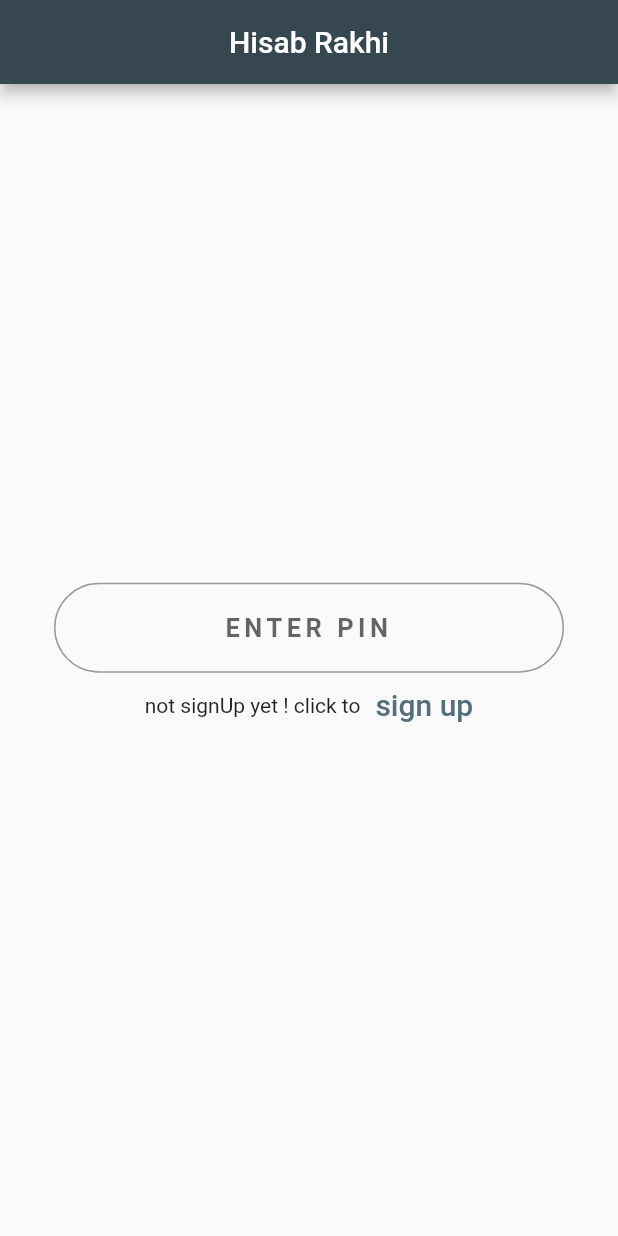
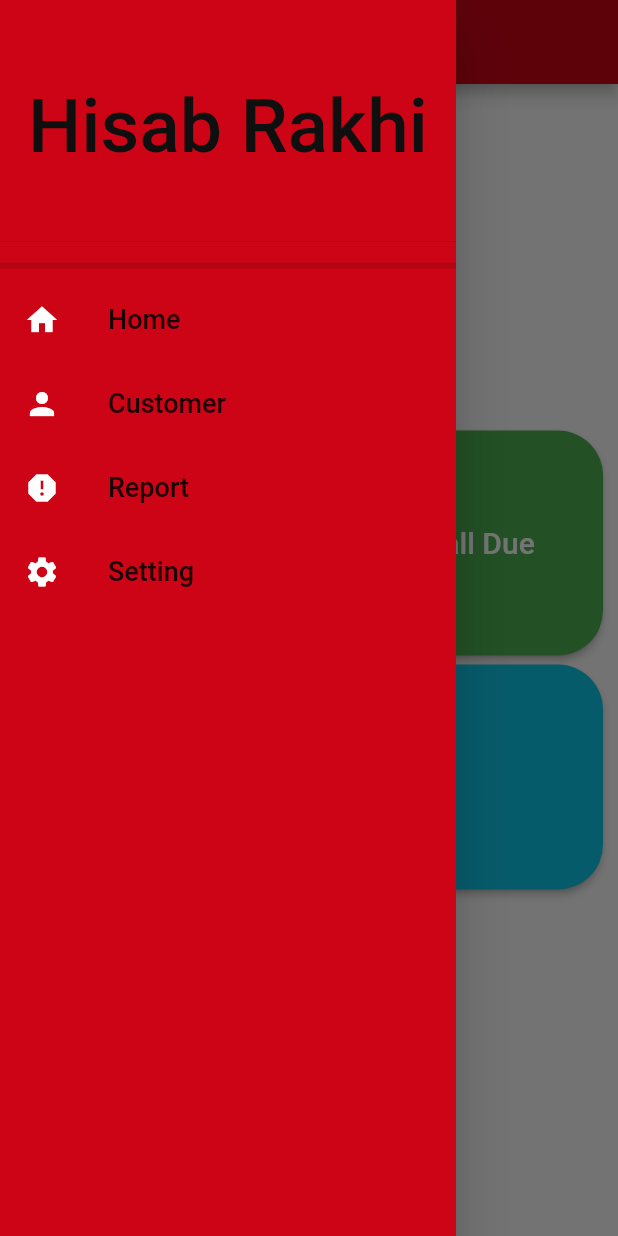
Before and after one commit to AsiFmahmud10/3.1-Project_HISAB_RAKHI, a Flutter app: the screen it shows after launch, with the side drawer open (before the commit the screen has no drawer), on a phone screen of 412 x 824 dp. Run offline on Flutter 3.47's test engine with Material 2 defaults, Android fonts, the phone set to English and light mode, and no system bars; our stand-ins replace hive, hive_flutter; accounts and stored records are empty.

Commit message:
add menu

```diff
--- a/lib/_signup.dart
+++ b/lib/_signup.dart
@@ -1,6 +1,5 @@
-
-
 import 'package:flutter/cupertino.dart';
+import 'package:hisab_khata/menu.dart';
 import 'package:flutter/material.dart';
 import 'package:hisab_khata/custom/_input.dart';
 import 'package:hive/hive.dart';
@@ -15,7 +14,6 @@ class SignUp extends StatefulWidget {
 }
 
 class _SignUpState extends State<SignUp> {
-
   late Box<UserData> userData;
   @override
   void initState() {
@@ -23,26 +21,23 @@ class _SignUpState extends State<SignUp> {
     initUser();
   }
 
-  void initUser ()async {
+  void initUser() async {
     userData = await Hive.openBox('userData');
+  }
 
-  }
-  void addUser(UserData user)async{
+  void addUser(UserData user) async {
     await userData.add(user);
   }
 
-void getUserData(){
-  print(userData.get(0)!.username);
-}
-
-
+  void getUserData() {
+    print(userData.get(0)!.username);
+  }
 
   @override
-  Widget build(BuildContext context){
+  Widget build(BuildContext context) {
     return Scaffold(
       appBar: AppBar(
         backgroundColor: Colors.blueGrey[800],
-
         title: const Center(
           child: Text(
             'HISAB RAKHI',
@@ -53,57 +48,66 @@ void getUserData(){
         child: Container(
           width: 336,
           child: Column(
-
             mainAxisAlignment: MainAxisAlignment.center,
             children: <Widget>[
-
-              CustomInput(hint : "Email",label: 'Email',),
-              CustomInput(hint : "Phone Number",label: 'Phone Number',),
-              CustomInput(hint : "Pin",label: 'Pin',password: true),
-              CustomInput(hint : "Confirm Pin",label: 'Confirm Pin',password: true),
-
+              CustomInput(
+                hint: "Email",
+                label: 'Email',
+              ),
+              CustomInput(
+                hint: "Phone Number",
+                label: 'Phone Number',
+              ),
+              CustomInput(hint: "Pin", label: 'Pin', password: true),
+              CustomInput(
+                  hint: "Confirm Pin", label: 'Confirm Pin', password: true),
               Container(
-                margin: EdgeInsets.only(top:30),
+                margin: EdgeInsets.only(top: 30),
                 width: 150,
                 height: 50,
                 child: TextButton(
-                    onPressed: (){
-                      addUser( new UserData("asif","asif","asif"));
-                    },
-                    child: Text("Confirm",
-                    style: TextStyle(color: Colors.blueGrey),),
+                  onPressed: () {
+                    addUser(new UserData("asif", "asif", "asif"));
+                  },
+                  child: Text(
+                    "Confirm",
+                    style: TextStyle(color: Colors.blueGrey),
+                  ),
                   style: ElevatedButton.styleFrom(
-                    side: BorderSide(width: 2,color: Colors.grey) ,
-                    shape: RoundedRectangleBorder(borderRadius: BorderRadius.circular(20)),
-                    primary: Colors.white,
-                    textStyle:TextStyle(fontSize: 20, fontWeight: FontWeight.bold)),
-
-                  ),
+                      side: BorderSide(width: 2, color: Colors.grey),
+                      shape: RoundedRectangleBorder(
+                          borderRadius: BorderRadius.circular(20)),
+                      primary: Colors.white,
+                      textStyle:
+                          TextStyle(fontSize: 20, fontWeight: FontWeight.bold)),
                 ),
+              ),
               Container(
-                margin: EdgeInsets.only(top:30),
+                margin: EdgeInsets.only(top: 30),
                 width: 150,
                 height: 50,
                 child: TextButton(
-                  onPressed: (){
+                  onPressed: () {
                     getUserData();
                   },
-                  child: Text("Confirm",
-                    style: TextStyle(color: Colors.blueGrey),),
+                  child: Text(
+                    "Confirm",
+                    style: TextStyle(color: Colors.blueGrey),
+                  ),
                   style: ElevatedButton.styleFrom(
-                      side: BorderSide(width: 2,color: Colors.grey) ,
-                      shape: RoundedRectangleBorder(borderRadius: BorderRadius.circular(20)),
+                      side: BorderSide(width: 2, color: Colors.grey),
+                      shape: RoundedRectangleBorder(
+                          borderRadius: BorderRadius.circular(20)),
                       primary: Colors.white,
-                      textStyle:TextStyle(fontSize: 20, fontWeight: FontWeight.bold)),
-
+                      textStyle:
+                          TextStyle(fontSize: 20, fontWeight: FontWeight.bold)),
                 ),
               ),
-
-
             ],
           ),
         ),
       ),
-    );;
+    );
+    ;
   }
 }
--- a/lib/main.dart
+++ b/lib/main.dart
@@ -2,14 +2,13 @@ import 'package:flutter/material.dart';
 import 'package:hisab_khata/db.dart';
 import 'package:hisab_khata/signin.dart';
 import 'package:hisab_khata/_signup.dart';
+import 'package:hisab_khata/menu.dart';
 import 'package:hisab_khata/home.dart';
 import '_home.dart';
 import 'package:hive_flutter/hive_flutter.dart';
 import 'package:hive/hive.dart';
 
-
-void main() async{
-
+void main() async {
   await Hive.initFlutter();
   Hive.registerAdapter(UserDataAdapter());
   runApp(
@@ -24,7 +23,8 @@ class MyApp extends StatelessWidget {
       //home: home(),
       initialRoute: '/',
       routes: {
-        '/': (context) => Home(),
+        //'/': (context) => home(),
+        '/': (context) => menu(),
         '/signup': (context) => SignUp(),
         '/signin': (context) => signin(),
       },
--- /dev/null
+++ b/lib/menu.dart
@@ -0,0 +1,167 @@
+import 'package:flutter/material.dart';
+
+class menu extends StatelessWidget {
+  const menu({Key? key}) : super(key: key);
+
+  @override
+  Widget build(BuildContext context) {
+    return Scaffold(
+      appBar: AppBar(
+        backgroundColor: Color.fromARGB(255, 204, 4, 21),
+        title: const Center(
+          child: Text(
+            'Hisab Rakhi',
+          ),
+        ),
+      ),
+      drawer: Drawer(
+        backgroundColor: Color.fromARGB(255, 204, 4, 21),
+        child: ListView(
+          children: [
+            DrawerHeader(
+              child: (Container(
+                child: const Center(
+                  child: Text(
+                    'Hisab Rakhi',
+                    style: TextStyle(
+                      fontSize: 50,
+                      color: Color.fromARGB(255, 15, 15, 15),
+                    ),
+                  ),
+                ),
+                //color: Color.fromARGB(255, 7, 145, 214),
+              )),
+            ),
+            Divider(
+              thickness: 4.0,
+            ),
+            ListTile(
+              iconColor: Colors.white,
+              leading: Icon(Icons.home),
+              title: const Text(
+                'Home',
+                style: TextStyle(
+                  fontSize: 18,
+                ),
+              ),
+              onTap: () {},
+            ),
+            ListTile(
+              iconColor: Colors.white,
+              leading: Icon(Icons.person),
+              title: const Text(
+                'Customer',
+                style: TextStyle(
+                  fontSize: 18,
+                ),
+              ),
+              onTap: () {},
+            ),
+            ListTile(
+              iconColor: Colors.white,
+              leading: Icon(Icons.report),
+              title: const Text(
+                'Report',
+                style: TextStyle(
+                  fontSize: 18,
+                ),
+              ),
+              onTap: () {},
+            ),
+            ListTile(
+              iconColor: Colors.white,
+              leading: Icon(Icons.settings),
+              title: const Text(
+                'Setting',
+                style: TextStyle(
+                  fontSize: 18,
+                ),
+              ),
+              onTap: () {},
+            ),
+          ],
+        ),
+      ),
+      body: Container(
+        margin: const EdgeInsets.all(10.0),
+        child: Center(
+          child: Column(
+            mainAxisAlignment: MainAxisAlignment.spaceAround,
+            mainAxisSize: MainAxisSize.min,
+            crossAxisAlignment: CrossAxisAlignment.start,
+            children: <Widget>[
+              Row(
+                children: <Widget>[
+                  Expanded(
+                    child: ElevatedButton(
+                      onPressed: () {},
+                      child: const Text(
+                        'Overall Sell',
+                        style: TextStyle(
+                          fontSize: 20,
+                          color: Color.fromARGB(255, 251, 254, 255),
+                        ),
+                      ),
+                      style: TextButton.styleFrom(
+                          backgroundColor: Color.fromARGB(255, 243, 81, 6),
+                          padding: EdgeInsets.all(10.0),
+                          minimumSize: Size(250, 150),
+                          shape: new RoundedRectangleBorder(
+                              borderRadius: new BorderRadius.circular(30.0))),
+                    ),
+                  ),
+                  const SizedBox(
+                    width: 6.0,
+                  ),
+                  Expanded(
+                    child: ElevatedButton(
+                      onPressed: () {},
+                      child: const Text(
+                        'Overall Due',
+                        style: TextStyle(
+                          fontSize: 20,
+                          color: Color.fromARGB(255, 251, 254, 255),
+                        ),
+                      ),
+                      style: TextButton.styleFrom(
+                          backgroundColor: Colors.green,
+                          padding: EdgeInsets.all(10.0),
+                          minimumSize: Size(150, 150),
+                          shape: new RoundedRectangleBorder(
+                              borderRadius: new BorderRadius.circular(30.0))),
+                    ),
+                  )
+                ],
+              ),
+              SizedBox(
+                height: 6.0,
+              ),
+              Container(
+                child: Center(
+                  child: ElevatedButton(
+                    onPressed: () {},
+                    child: Text(
+                      'Customer',
+                      style: TextStyle(
+                        fontSize: 40,
+                        color: Color.fromARGB(255, 251, 254, 255),
+                      ),
+                    ),
+                    style: TextButton.styleFrom(
+                      backgroundColor: Color.fromARGB(255, 13, 199, 231),
+                      padding: EdgeInsets.all(10.0),
+                      minimumSize: Size(400, 150),
+                      shape: new RoundedRectangleBorder(
+                        borderRadius: new BorderRadius.circular(30.0),
+                      ),
+                    ),
+                  ),
+                ),
+              ),
+            ],
+          ),
+        ),
+      ),
+    );
+  }
+}
--- a/lib/signin.dart
+++ b/lib/signin.dart
@@ -1,4 +1,5 @@
 import 'package:flutter/material.dart';
+import 'package:hisab_khata/menu.dart';
 
 class signin extends StatelessWidget {
   get child => null;
--- a/lib/signup.dart
+++ b/lib/signup.dart
@@ -92,28 +92,3 @@ class signup extends StatelessWidget {
     );
   }
 }
-
-
-
-
-
-
-/*import 'package:flutter/material.dart';
-
-class signup extends StatelessWidget {
-  @override
-  Widget build(BuildContext context) {
-    return Scaffold(
-      appBar: AppBar(
-        backgroundColor: Color.fromARGB(255, 13, 58, 117),
-        title: Text('signup'),
-      ),
-      body: Center(
-        child: RaisedButton(
-          color: Colors.red,
-          onPressed: () {},
-        ),
-      ),
-    );
-  }
-}*/
```
Also changed, not shown: lib/home.dart (+8 -14 lines), pubspec.lock, 1 other file.
